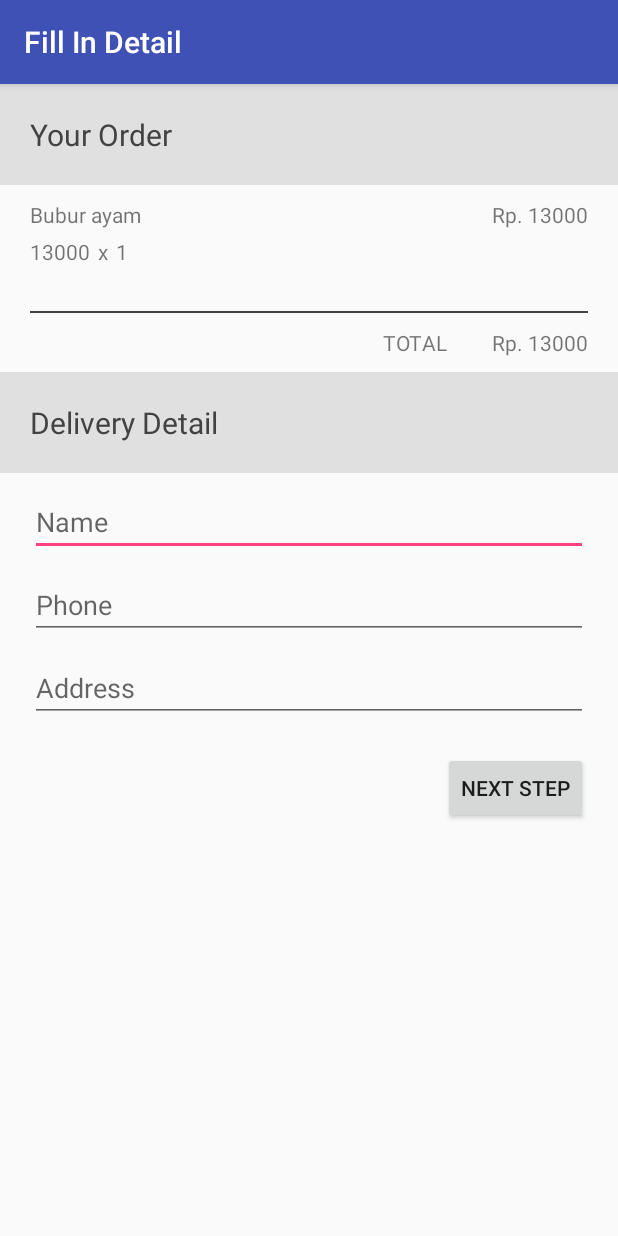
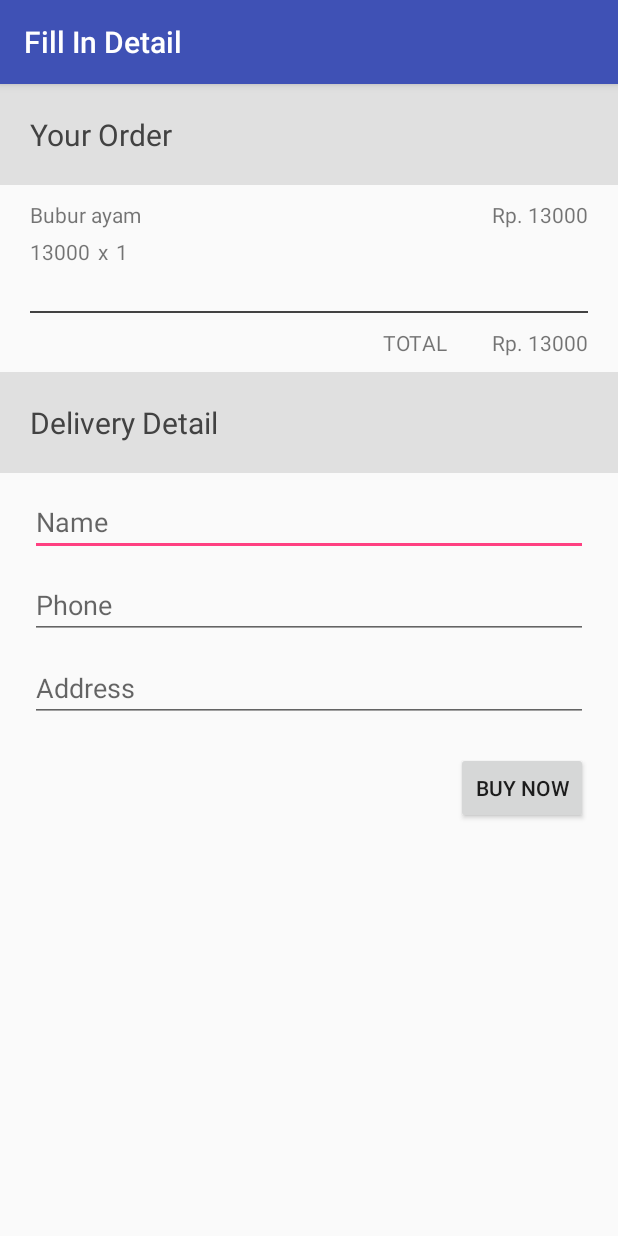
Before and after one commit to spartacruz/Lets-Breakfast, an Android app: the FillInDetailActivity screen opened directly, with no data from a screen before it, on a phone screen of 412 x 824 dp. Run offline under Robolectric (Android 15) with nearby library versions, the phone set to English and light mode, and no system bars.

Commit message:
Updating button text

```diff
--- a/app/src/main/res/layout/activity_fillindetail.xml
+++ b/app/src/main/res/layout/activity_fillindetail.xml
@@ -40,17 +40,18 @@
                     android:layout_width="wrap_content"
                     android:layout_height="wrap_content"
                     android:layout_weight="3">
-                <TextView
-                    android:id="@+id/fid_foodname"
-                    android:layout_width="wrap_content"
-                    android:layout_height="wrap_content"
-                    android:text="Bubur " />
+
+                    <TextView
+                        android:id="@+id/fid_foodname"
+                        android:layout_width="wrap_content"
+                        android:layout_height="wrap_content"
+                        android:text="Bubur " />
 
                     <TextView
                         android:id="@+id/fid_foodname_specify"
                         android:layout_width="wrap_content"
                         android:layout_height="wrap_content"
-                        android:text="ayam"/>
+                        android:text="ayam" />
 
                 </LinearLayout>
 
@@ -197,7 +198,8 @@
             android:layout_marginLeft="20dp"
             android:layout_marginRight="20dp"
             android:layout_marginTop="10dp"
-            android:text="Next step" />
+            android:onClick="warning"
+            android:text="Buy Now" />
 
     </LinearLayout>
 </ScrollView>
```
